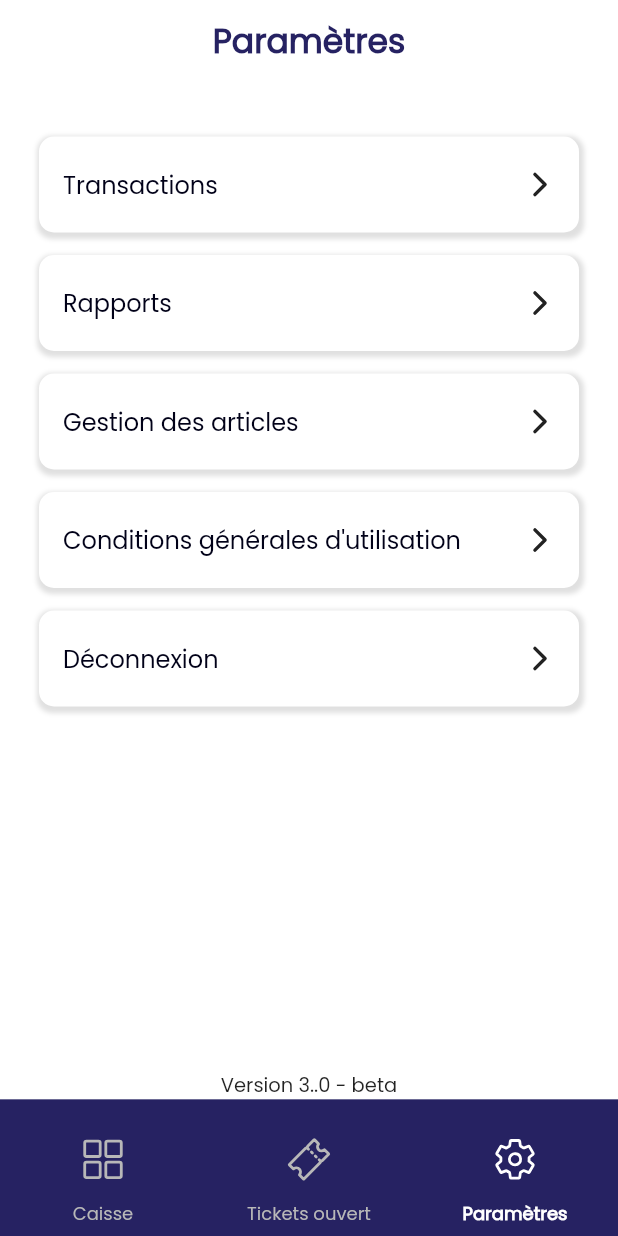
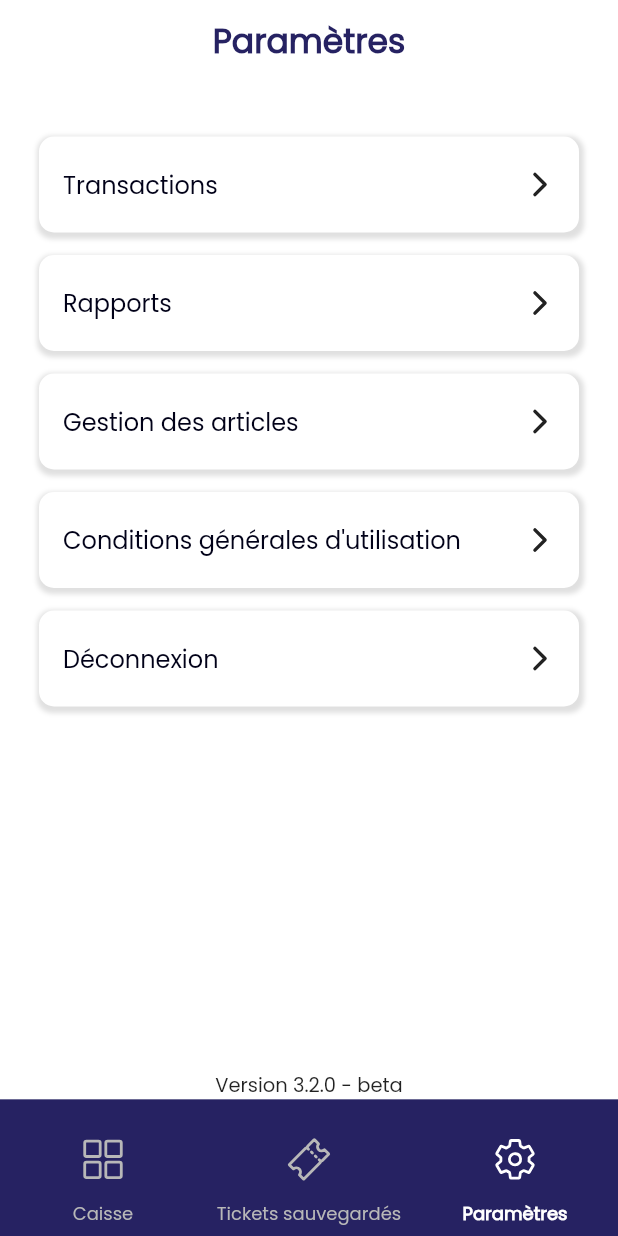
Before and after one commit to charleskoko/mpos_app, a Flutter app: the MainPage screen opened directly, item 3 of the bottom bar chosen, on a phone screen of 412 x 824 dp. Run offline on Flutter 3.47's test engine with Material 2 defaults, Android fonts, the phone set to English and light mode, and no system bars; our stand-ins replace bloc, dartz, dio, flutter_bloc, flutter_dotenv, flutter_secure_storage and 6 more; accounts and stored records are empty.

Commit message:
master: version 3.2.0 - beta

```diff
--- a/lib/main/main_page.dart
+++ b/lib/main/main_page.dart
@@ -58,7 +58,7 @@
               padding: EdgeInsets.only(top: 19, bottom: 12.11),
               child: Icon(Ionicons.ticket_outline, size: 30),
             ),
-            label: 'Tickets ouvert',
+            label: 'Tickets sauvegardés',
           ),
           // BottomNavigationBarItem(
           //   icon: Padding(
--- a/lib/orders/core/domain/order.dart
+++ b/lib/orders/core/domain/order.dart
@@ -18,7 +18,10 @@
     createdAt = DateTime.parse(jsonObject["created_at"]).toLocal();
     orderLineItems =
         OrderLineItem.orderLineItemList(jsonObject['order_line_items']);
-    invoice = Invoice.fromJson(jsonObject['invoice']);
+
+    invoice = (jsonObject['invoice'] == null)
+        ? null
+        : Invoice.fromJson(jsonObject['invoice']);
   }
 
   Map<String, dynamic> toJson() => {
--- a/lib/orders/core/infrastructure/order_remote_service.dart
+++ b/lib/orders/core/infrastructure/order_remote_service.dart
@@ -17,7 +17,6 @@
       unencodedPath: 'api/v1/orders/dashboard-info',
       queryParameters: {'date': selectedDate, 'period': period},
     );
-    print(dashboardInfoUri);
     try {
       final response = await _dio.getUri(dashboardInfoUri);
       if (response.statusCode == 200) {
@@ -46,7 +45,6 @@
     Uri orderIndexUri = Environment.getUri(
         unencodedPath: 'api/v1/orders',
         queryParameters: {'date': selectedDate});
-    print(orderIndexUri);
     try {
       final response = await _dio.getUri(orderIndexUri);
       if (response.statusCode == 200) {
--- a/lib/orders/presentation/orders_overview_page.dart
+++ b/lib/orders/presentation/orders_overview_page.dart
@@ -38,7 +38,7 @@
           centerTitle: true,
           elevation: 0,
           title: const Text(
-            'Tickets ouvert',
+            'Tickets sauvegardés',
             style: TextStyle(
               fontSize: 24,
               fontFamily: 'Poppins-Regular',
--- a/lib/settings/presentation/settings_page.dart
+++ b/lib/settings/presentation/settings_page.dart
@@ -361,7 +361,7 @@
               Container(
                 child: const Center(
                   child: Text(
-                    'Version 3..0 - beta',
+                    'Version 3.2.0 - beta',
                     style: TextStyle(
                       fontFamily: 'Poppins-Regular',
                       fontSize: 13,
```
Also changed, not shown: lib/orders/shared/cubit/store_order_cubit.dart (+7 -0 lines).
